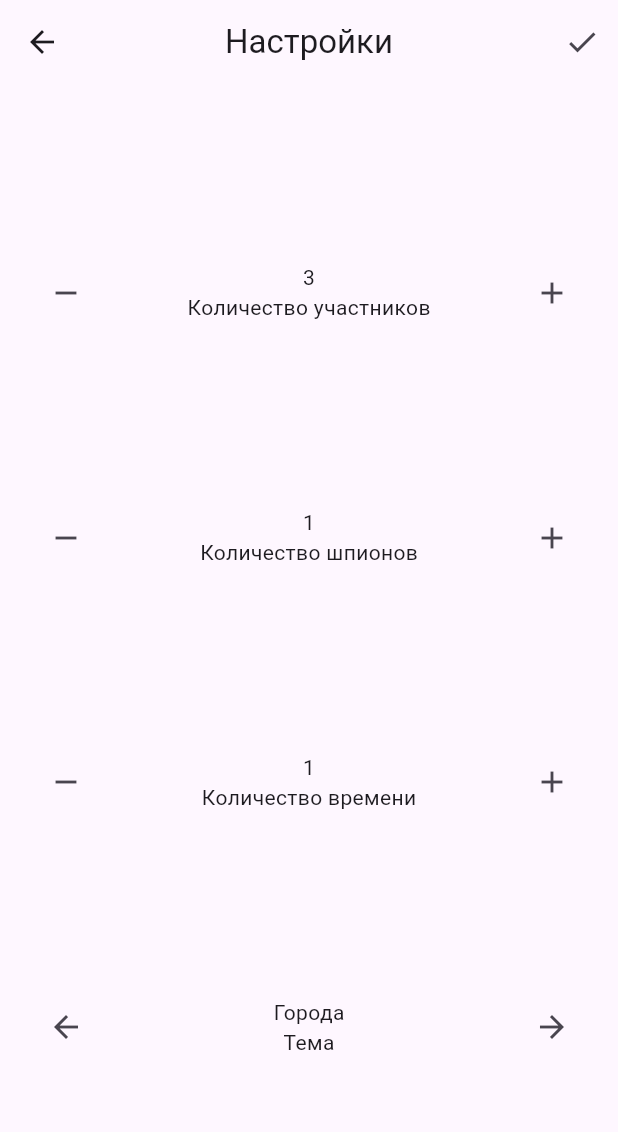
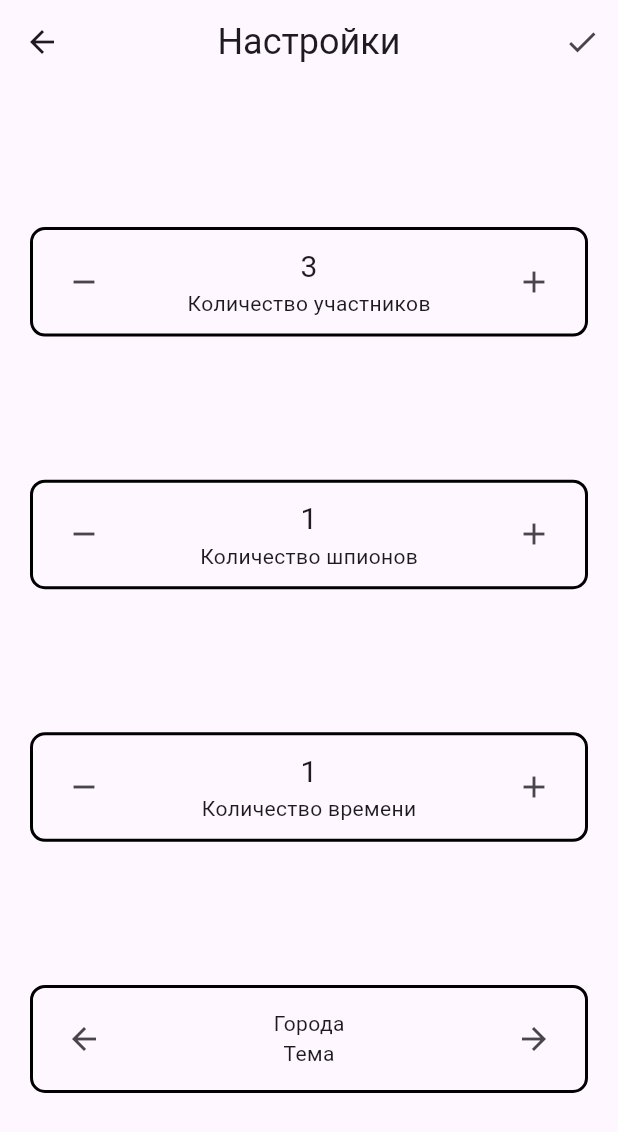
Before and after one commit to MalDReam/SpyMobile, a Flutter app: the screen it shows after launch, after a tap on "Начать", on a phone screen of 412 x 824 dp. Shown: the top 1132 px of the screen. Run offline on Flutter 3.47's test engine with Material 3 defaults, Android fonts, the light colour scheme and no system bars; our stand-ins replace carousel_slider, flip_card.

Commit message:
End 1: less theme

```diff
--- a/spy_mobile/lib/pages/home_page.dart
+++ b/spy_mobile/lib/pages/home_page.dart
@@ -15,32 +15,48 @@ class _HomePageState extends State<HomePage> {
         child: Column(
           mainAxisAlignment: MainAxisAlignment.spaceEvenly,
           children: [
-            Container( // Logo and name
-              child: const Column(
+            Container(
+              // Logo and name
+              child: Column(
                 children: [
                   SizedBox(
-                    child: Placeholder(),
-                    width: 200,
-                    height: 200
+                    width: 256,
+                    height: 256,
+                    child: Image.asset("assets/images/spy-256.png",
+                        color: Colors.black54),
                   ),
-                  Text("SPY MOBILE")
+                  const Text(
+                    "SPY MOBILE",
+                    style: TextStyle(fontSize: 22),
+                  )
                 ],
               ),
             ),
-            ElevatedButton(
-              onPressed: (){Navigator.pushNamed(context, '/settings_page');},
-              child: const Text("Начать"),
+            FilledButton(
+              onPressed: () {
+                Navigator.pushNamed(context, '/settings_page');
+              },
+              child: const Text(
+                "Начать",
+                style: TextStyle(fontSize: 20),
+              ),
             ),
             Row(
               mainAxisAlignment: MainAxisAlignment.spaceEvenly,
               children: [
-                ElevatedButton(
-                  onPressed: (){Navigator.pushNamed(context, '/hints_page');},
-                  child: const Text("Подсказки"),
+                FilledButton.icon(
+                  onPressed: () {
+                    Navigator.pushNamed(context, '/hints_page');
+                  },
+                  label: const Text("Подсказки"),
+                  icon: const Icon(Icons.announcement_outlined),
                 ),
-                ElevatedButton(
-                  onPressed: (){Navigator.pushNamed(context, '/rules_page');},
-                  child: const Text("Правила"),
+                FilledButton.icon(
+                  onPressed: () {
+                    Navigator.pushNamed(context, '/rules_page');
+                  },
+                  label: const Text("Правила"),
+                  icon: const Icon(Icons.help_outline),
                 )
               ],
             )
--- a/spy_mobile/lib/pages/settings_page.dart
+++ b/spy_mobile/lib/pages/settings_page.dart
@@ -18,12 +18,18 @@ class _SettingsPageState extends State<SettingsPage> {
 
   List<Widget> data() {
     List<Widget> dataBody = [
-      Row(
+      Container(
+        padding: EdgeInsets.all(10),
+        decoration: BoxDecoration(
+          borderRadius: BorderRadius.circular(10),
+          border: Border.all(width: 2),
+        ),
+        child: Row(
           mainAxisAlignment: MainAxisAlignment.spaceBetween,
           children: [
             IconButton(
               onPressed: () {
-              if (countPlayers > 3 && countPlayers > countSpies+2) {
+                if (countPlayers > 3 && countPlayers > countSpies + 2) {
                   setState(() {
                     countPlayers--;
                   });
@@ -33,7 +39,10 @@ class _SettingsPageState extends State<SettingsPage> {
             ),
             Column(
               children: [
-              Text("$countPlayers"),
+                Text(
+                  "$countPlayers",
+                  style: TextStyle(fontSize: 20),
+                ),
                 const Text("Количество участников")
               ],
             ),
@@ -47,7 +56,14 @@ class _SettingsPageState extends State<SettingsPage> {
             ),
           ],
         ),
-      Row(
+      ),
+      Container(
+        padding: EdgeInsets.all(10),
+        decoration: BoxDecoration(
+          borderRadius: BorderRadius.circular(10),
+          border: Border.all(width: 2),
+        ),
+        child: Row(
           mainAxisAlignment: MainAxisAlignment.spaceBetween,
           children: [
             IconButton(
@@ -61,7 +77,13 @@ class _SettingsPageState extends State<SettingsPage> {
               icon: const Icon(Icons.remove),
             ),
             Column(
-            children: [Text("$countSpies"), const Text("Количество шпионов")],
+              children: [
+                Text(
+                  "$countSpies",
+                  style: TextStyle(fontSize: 20),
+                ),
+                const Text("Количество шпионов")
+              ],
             ),
             IconButton(
               onPressed: () {
@@ -75,7 +97,14 @@ class _SettingsPageState extends State<SettingsPage> {
             ),
           ],
         ),
-      Row(
+      ),
+      Container(
+        padding: EdgeInsets.all(10),
+        decoration: BoxDecoration(
+          borderRadius: BorderRadius.circular(10),
+          border: Border.all(width: 2),
+        ),
+        child: Row(
           mainAxisAlignment: MainAxisAlignment.spaceBetween,
           children: [
             IconButton(
@@ -89,7 +118,13 @@ class _SettingsPageState extends State<SettingsPage> {
               icon: const Icon(Icons.remove),
             ),
             Column(
-            children: [Text("$time"), const Text("Количество времени")],
+              children: [
+                Text(
+                  "$time",
+                  style: TextStyle(fontSize: 20),
+                ),
+                const Text("Количество времени")
+              ],
             ),
             IconButton(
               onPressed: () {
@@ -103,7 +138,14 @@ class _SettingsPageState extends State<SettingsPage> {
             ),
           ],
         ),
-      Row(
+      ),
+      Container(
+        padding: EdgeInsets.all(10),
+        decoration: BoxDecoration(
+          borderRadius: BorderRadius.circular(10),
+          border: Border.all(width: 2),
+        ),
+        child: Row(
           mainAxisAlignment: MainAxisAlignment.spaceBetween,
           children: [
             IconButton(
@@ -116,7 +158,12 @@ class _SettingsPageState extends State<SettingsPage> {
               },
               icon: const Icon(Icons.arrow_back),
             ),
-          Column(children: [Text(themes[themeIndex]), const Text("Тема")]),
+            Column(children: [
+              Text(
+                themes[themeIndex],
+              ),
+              const Text("Тема")
+            ]),
             IconButton(
               onPressed: () {
                 if (themeIndex < themes.length - 1) {
@@ -128,6 +175,7 @@ class _SettingsPageState extends State<SettingsPage> {
               icon: const Icon(Icons.arrow_forward),
             ),
           ],
+        ),
       )
     ];
     return dataBody;
@@ -137,7 +185,10 @@ class _SettingsPageState extends State<SettingsPage> {
   Widget build(BuildContext context) {
     return Scaffold(
       appBar: AppBar(
-        title: const Text("Настройки"),
+        title: const Text(
+          "Настройки",
+          style: TextStyle(fontSize: 24),
+        ),
         centerTitle: true,
         actions: [
           IconButton(
--- a/spy_mobile/lib/pages/settings_page_old.dart
+++ /dev/null
@@ -1,133 +0,0 @@
-import 'package:flutter/material.dart';
-
-class SettingsPage extends StatefulWidget {
-  const SettingsPage({super.key});
-
-  @override
-  State<SettingsPage> createState() => _SettingsPageState();
-}
-
-class _SettingsPageState extends State<SettingsPage> {
-
-  int countPlayers = 3;
-  int countSpys = 1;
-  int time = 5;
-
-  final List<SettingsRowData> settingsRowData = [
-    SettingsRowData(
-      leftIcon: Icons.remove,
-      rightIcon: Icons.add,
-      headerRow: "Количество учстников"
-    ),
-    SettingsRowData(
-      leftIcon: Icons.remove,
-      rightIcon: Icons.add,
-      headerRow: "Количество шпионов"
-    ),
-    SettingsRowData(
-      leftIcon: Icons.remove,
-      rightIcon: Icons.add,
-      headerRow: "Количество времени"
-    ),
-    SettingsRowData(
-      leftIcon: Icons.chevron_left_rounded,
-      rightIcon: Icons.chevron_right_rounded,
-      headerRow: "Тема"
-    ),
-  ];
-
-
-  @override
-  Widget build(BuildContext context) {
-
-    final List<Widget> data = settingsRowData
-        .map((settingsRowData) => SettingsRow(data: settingsRowData)).toList();
-
-    return Scaffold(
-      appBar: AppBar(
-        title: const Text("Настройки"),
-        centerTitle: true,
-        actions: [
-          IconButton(
-            onPressed: (){},
-            icon: const Icon(Icons.check)
-          )
-        ],
-      ),
-      body: Center(
-        child: Column(
-          mainAxisAlignment: MainAxisAlignment.spaceEvenly,
-          children: data,
-        ),
-      ),
-    );
-  }
-}
-
-
-//Класс данных строки
-class SettingsRowData{
-  final IconData leftIcon;
-  final IconData rightIcon;
-  final String headerRow;
-  var valueRow = 0;
-
-  SettingsRowData({
-    required this.leftIcon,
-    required this.rightIcon,
-    required this.headerRow,
-    //required this.valueRow
-  });
-}
-
-
-//Класс описания строки настроек
-class SettingsRow extends StatefulWidget {
-  final SettingsRowData data;
-
-  const SettingsRow({
-    super.key,
-    required this.data
-  });
-
-  @override
-  State<SettingsRow> createState() => _SettingsRowState();
-}
-
-class _SettingsRowState extends State<SettingsRow> {
-
-  int plusValue(int value){
-    setState((){value++;});
-    print(value);
-    return value;
-  }
-
-  int minusValue(int value){
-    setState((){value--;});
-    print(value);
-    return value;
-  }
-
-  @override
-  Widget build(BuildContext context) {
-    return Container(
-      child: Row(
-        mainAxisAlignment: MainAxisAlignment.spaceEvenly,
-        children: [
-          IconButton(
-            onPressed: () {widget.data.valueRow = minusValue(widget.data.valueRow); },
-            icon: Icon(widget.data.leftIcon)),
-          Column(
-            children: [
-              Text("${widget.data.valueRow}"),
-              Text(widget.data.headerRow),
-            ],
-          ),
-          IconButton(
-            onPressed: () {widget.data.valueRow = plusValue(widget.data.valueRow); },
-          icon: Icon(widget.data.rightIcon)),
-        ],
-      ),
-    );
-  }
-}
--- a/spy_mobile/lib/spy_mobile_app.dart
+++ b/spy_mobile/lib/spy_mobile_app.dart
@@ -1,4 +1,6 @@
 import 'package:flutter/material.dart';
+import 'package:spy_mobile/theme/light_theme.dart';
+import 'package:spy_mobile/theme/theme.dart';
 import 'package:spy_mobile/pages/hints_page.dart';
 import 'package:spy_mobile/pages/home_page.dart';
 import 'package:spy_mobile/pages/roles_page.dart';
@@ -13,9 +15,7 @@ class SpyMobileApp extends StatelessWidget {
   Widget build(BuildContext context) {
     return MaterialApp(
       debugShowCheckedModeBanner: false,
-      theme: ThemeData(
-        useMaterial3: true,
-      ),
+      theme: createLightTheme(),
       routes: {
         '/': (context) => const HomePage(),
         '/hints_page': (context) => const HintsPage(),
--- /dev/null
+++ b/spy_mobile/lib/theme/light_theme.dart
@@ -0,0 +1,30 @@
+import 'package:flutter/material.dart';
+import 'package:flutter/painting.dart';
+import 'package:flutter/widgets.dart';
+
+ThemeData createLightTheme() {
+  return ThemeData(
+    useMaterial3: true,
+    textTheme: createTextTheme(),
+    filledButtonTheme: createOutlinedButtonTheme(),
+  );
+}
+
+TextTheme createTextTheme() {
+  return const TextTheme(headlineMedium: TextStyle());
+}
+
+FilledButtonThemeData createOutlinedButtonTheme() {
+  return FilledButtonThemeData(
+    style: ButtonStyle(
+      backgroundColor: WidgetStatePropertyAll(Colors.black),
+      minimumSize: WidgetStatePropertyAll(Size(100, 50)),
+      shape: WidgetStatePropertyAll(
+        RoundedRectangleBorder(
+          borderRadius: BorderRadius.circular(5),
+        )
+      )
+
+    )
+  );
+}
--- /dev/null
+++ b/spy_mobile/lib/theme/theme.dart
@@ -0,0 +1 @@
+import 'light_theme.dart';
--- a/spy_mobile/pubspec.yaml
+++ b/spy_mobile/pubspec.yaml
@@ -61,9 +61,9 @@ flutter:
   uses-material-design: true
 
   # To add assets to your application, add an assets section, like this:
-  # assets:
-  #   - images/a_dot_burr.jpeg
-  #   - images/a_dot_ham.jpeg
+  assets:
+    - assets/images/spy-256.png
+  #  - images/a_dot_ham.jpeg
 
   # An image asset can refer to one or more resolution-specific "variants", see
   # https://flutter.dev/assets-and-images/#resolution-aware
```
Also changed, not shown: spy_mobile/lib/pages/hints_page.dart (+15 -3 lines), spy_mobile/lib/pages/roles_page.dart (+33 -5 lines), spy_mobile/lib/pages/rules_page.dart (+41 -51 lines), spy_mobile/lib/pages/timer_page.dart (+47 -6 lines), spy_mobile/assets/images/icons8-шпион-18(-ldpi).png (added), spy_mobile/assets/images/icons8-шпион-24(-mdpi).png (added), spy_mobile/assets/images/icons8-шпион-36(-hdpi).png (added), spy_mobile/assets/images/icons8-шпион-48(-xhdpi).png (added), spy_mobile/assets/images/icons8-шпион-72(-xxhdpi).png (added), spy_mobile/assets/images/spy-100.png (added), spy_mobile/assets/images/spy-256.png (added), spy_mobile/assets/images/spy-96.png (added), 1 other file. Lines whose indentation alone changed are shown as unchanged.
